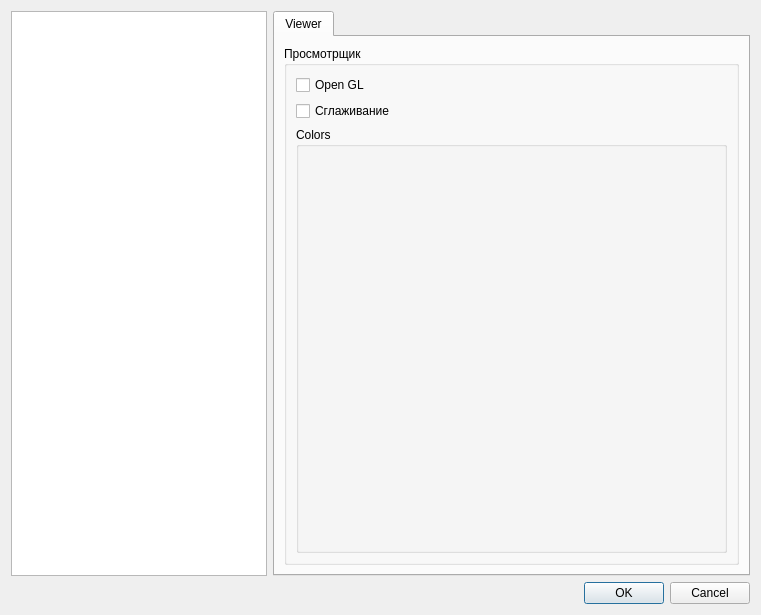
aLDime/GERBER_X2, file G2G/settingsdialog.ui: the form before one commit.
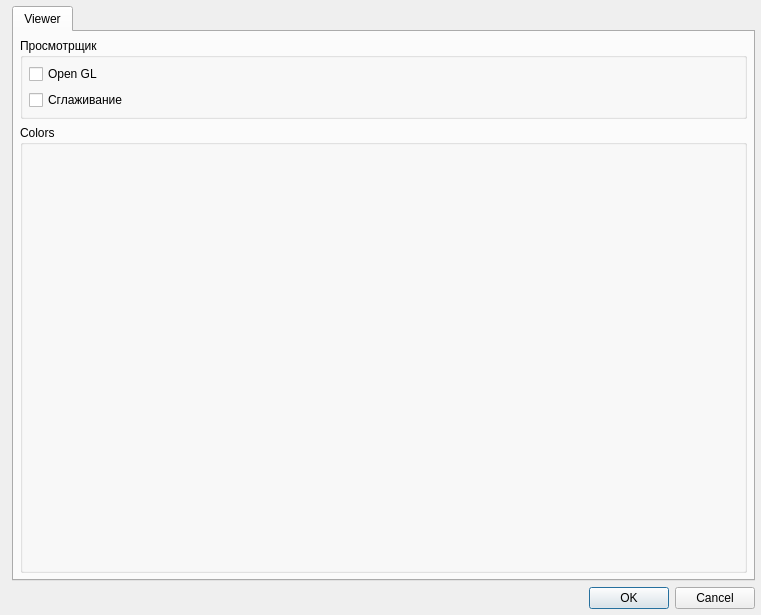
The form after the commit.

What changed in the file:
```diff
--- a/G2G/settingsdialog.ui
+++ b/G2G/settingsdialog.ui
@@ -14,16 +14,18 @@
    <string>Dialog</string>
   </property>
   <layout class="QGridLayout" name="gridLayout">
-   <item row="0" column="0">
-    <widget class="QListWidget" name="listCategories">
-     <property name="sizePolicy">
-      <sizepolicy hsizetype="Fixed" vsizetype="Expanding">
-       <horstretch>0</horstretch>
-       <verstretch>0</verstretch>
-      </sizepolicy>
-     </property>
-    </widget>
-   </item>
+   <property name="leftMargin">
+    <number>6</number>
+   </property>
+   <property name="topMargin">
+    <number>6</number>
+   </property>
+   <property name="rightMargin">
+    <number>6</number>
+   </property>
+   <property name="bottomMargin">
+    <number>6</number>
+   </property>
    <item row="1" column="0" colspan="2">
     <widget class="QDialogButtonBox" name="buttonBox">
      <property name="orientation">
@@ -44,12 +46,36 @@
        <string>Viewer</string>
       </attribute>
       <layout class="QVBoxLayout" name="verticalLayout_8">
+       <property name="leftMargin">
+        <number>6</number>
+       </property>
+       <property name="topMargin">
+        <number>6</number>
+       </property>
+       <property name="rightMargin">
+        <number>6</number>
+       </property>
+       <property name="bottomMargin">
+        <number>6</number>
+       </property>
        <item>
         <widget class="QGroupBox" name="gbViewer">
          <property name="title">
           <string>Просмотрщик</string>
          </property>
          <layout class="QVBoxLayout" name="verticalLayout_2">
+          <property name="leftMargin">
+           <number>6</number>
+          </property>
+          <property name="topMargin">
+           <number>6</number>
+          </property>
+          <property name="rightMargin">
+           <number>6</number>
+          </property>
+          <property name="bottomMargin">
+           <number>6</number>
+          </property>
           <item>
            <widget class="QCheckBox" name="chbOpenGl">
             <property name="text">
@@ -64,6 +90,9 @@
             </property>
            </widget>
           </item>
+         </layout>
+        </widget>
+       </item>
           <item>
            <widget class="QGroupBox" name="gbxColor">
             <property name="sizePolicy">
@@ -79,9 +108,18 @@
              <property name="labelAlignment">
               <set>Qt::AlignRight|Qt::AlignTrailing|Qt::AlignVCenter</set>
              </property>
-            </layout>
-           </widget>
-          </item>
+          <property name="leftMargin">
+           <number>6</number>
+          </property>
+          <property name="topMargin">
+           <number>6</number>
+          </property>
+          <property name="rightMargin">
+           <number>6</number>
+          </property>
+          <property name="bottomMargin">
+           <number>6</number>
+          </property>
          </layout>
         </widget>
        </item>
```
Lines whose indentation alone changed are shown as unchanged.
